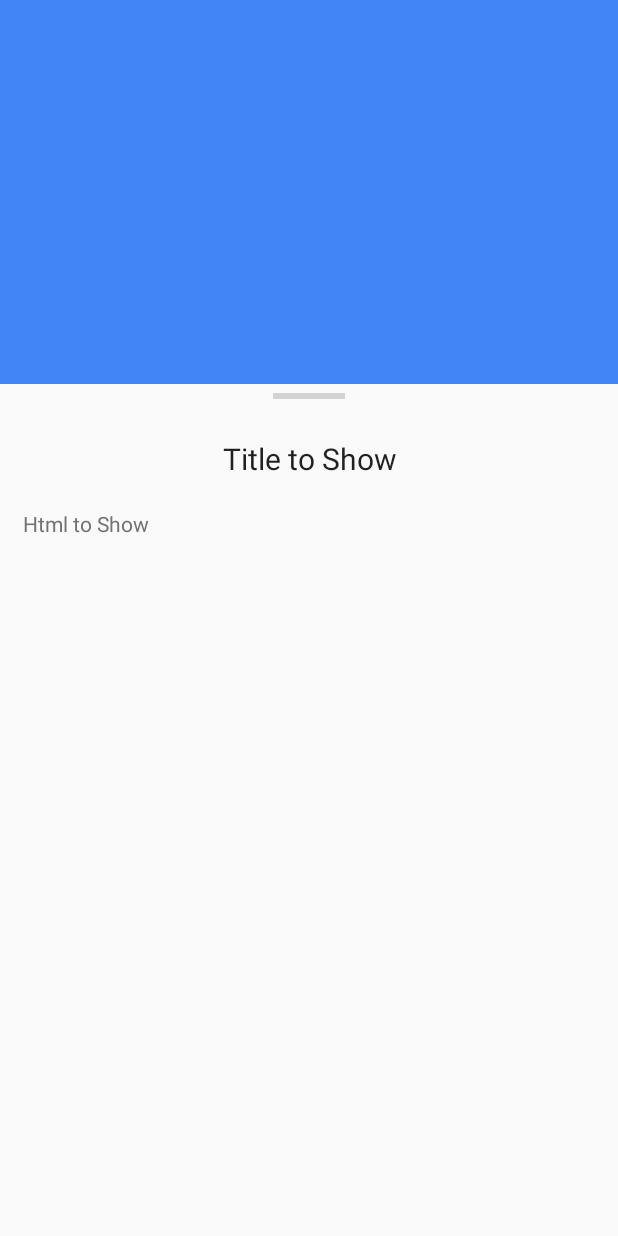
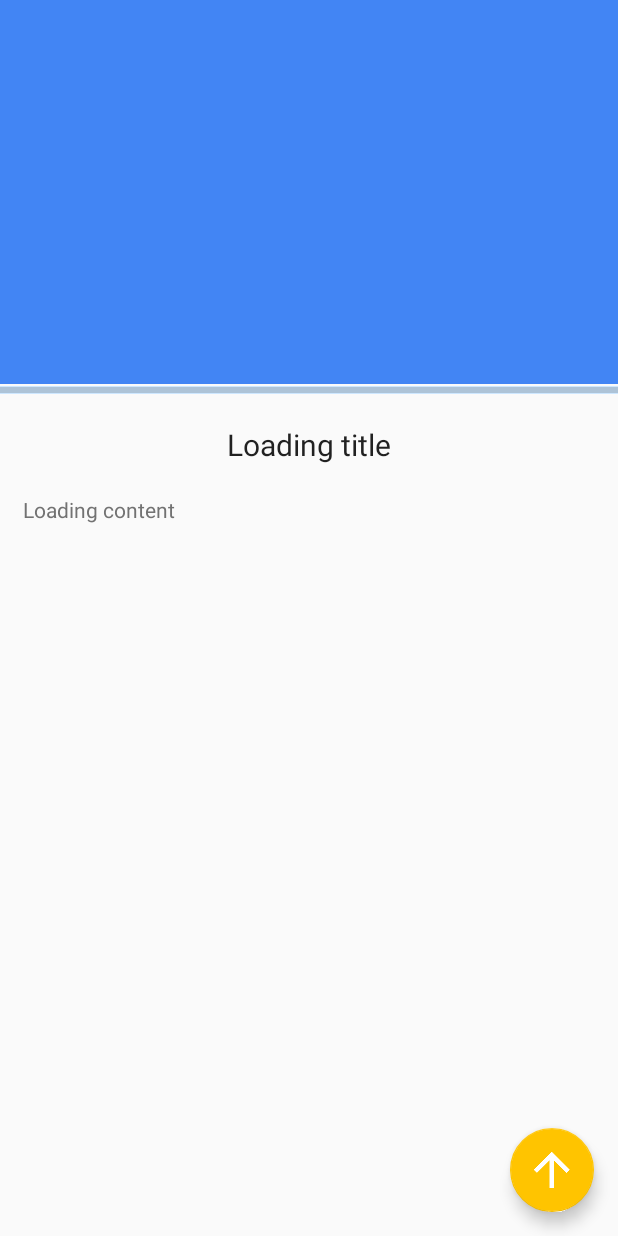
Before and after one commit to GlassyWing/DailyPaper, an Android app: the layout activity_news_detail.xml on its own in the app's theme, with its tools: preview values and no code run, on a phone screen of 412 x 824 dp. Run offline under Robolectric (Android 15) with nearby library versions, the light colour scheme and no system bars; plain views replace HtmlTextView.

Commit message:
fix 'changing tab could make the app aborting' issue & add fab button to the detials activity

```diff
--- a/app/src/main/java/com/example/manlier/dailypaper/modules/news/view/NewsView.java
+++ b/app/src/main/java/com/example/manlier/dailypaper/modules/news/view/NewsView.java
@@ -3,6 +3,9 @@ package com.example.manlier.dailypaper.modules.news.view;
 /**
  * Created by manlier on 2017/5/10.
  */
+
+import android.app.Activity;
+import android.content.Context;
 
 import com.example.manlier.dailypaper.beans.NewsBean;
 
@@ -22,7 +25,7 @@ public interface NewsView {
      * 切换到当前页面时需要
      * 变更FAB按钮点击事件
      */
-    void changeFABAction();
+    void changeFABAction(Activity activity);
 
     void addNews(List<NewsBean> newsBeanList);
 
--- a/app/src/main/res/layout/activity_news_detail.xml
+++ b/app/src/main/res/layout/activity_news_detail.xml
@@ -51,6 +51,7 @@
 
     <!--嵌入式可滚动视图，显示新闻详情-->
     <android.support.v4.widget.NestedScrollView
+        android:id="@+id/nsvDetail"
         android:layout_width="match_parent"
         android:layout_height="match_parent"
         app:layout_behavior="@string/appbar_scrolling_view_behavior">
@@ -64,8 +65,10 @@
             <ProgressBar
                 android:id="@+id/progress"
                 style="?android:attr/progressBarStyleHorizontal"
-                android:layout_width="wrap_content"
-                android:layout_height="wrap_content"
+                android:layout_width="match_parent"
+                android:layout_marginTop="1dp"
+                android:layout_height="5dp"
+                android:background="@color/primary_light"
                 android:layout_gravity="center"/>
 
             <!--新闻标题-->
@@ -79,7 +82,7 @@
                 android:textSize="@dimen/sn_20sp"
                 android:textAlignment="center"
                 android:textAppearance="?android:attr/textAppearanceLarge"
-                android:text="Title to Show"
+                android:text="Loading title"
                 android:lineSpacingMultiplier="1.5"/>
 
             <!--html页面-->
@@ -94,10 +97,22 @@
                 android:lineSpacingMultiplier="1.3"
                 android:textColor="@color/secondary_text"
                 android:textAppearance="@android:style/TextAppearance.Small"
-                android:text="Html to Show"/>
+                android:text="Loading content"/>
 
         </LinearLayout>
 
     </android.support.v4.widget.NestedScrollView>
 
+    <!--浮动按钮-->
+    <android.support.design.widget.FloatingActionButton
+        android:id="@+id/fab"
+        app:fabSize="normal"
+        android:layout_width="wrap_content"
+        android:layout_height="wrap_content"
+        app:layout_anchor="@id/nsvDetail"
+        android:layout_margin="@dimen/fab_margin"
+        android:src="@mipmap/arrow_upward"
+        app:layout_behavior="com.example.manlier.dailypaper.behavior.ScrollAwareFABBehavior"
+        app:layout_anchorGravity="bottom|end|right" />
+
 </android.support.design.widget.CoordinatorLayout>
```
Also changed, not shown: app/src/main/java/com/example/manlier/dailypaper/modules/news/widget/NewsDetailActivity.java (+14 -2 lines), app/src/main/java/com/example/manlier/dailypaper/modules/news/widget/NewsFragment.java (+8 -3 lines), app/src/main/java/com/example/manlier/dailypaper/modules/news/widget/NewsListFragment.java (+12 -8 lines).
